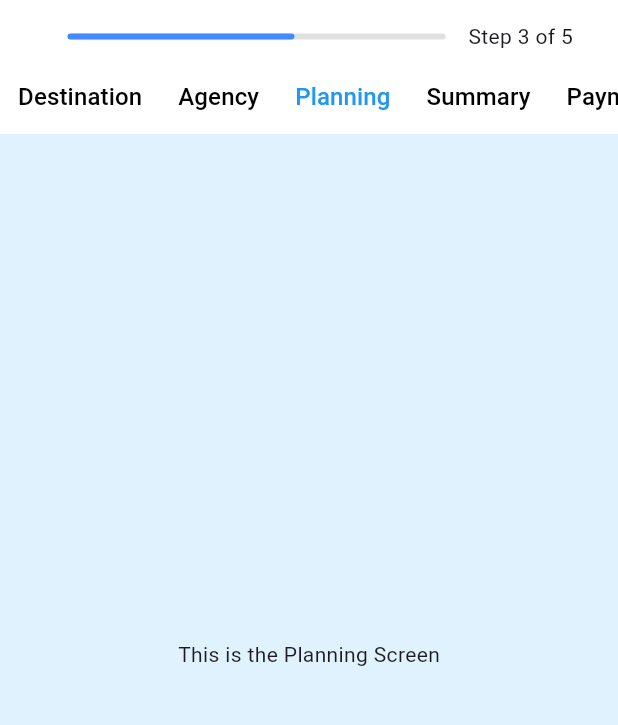
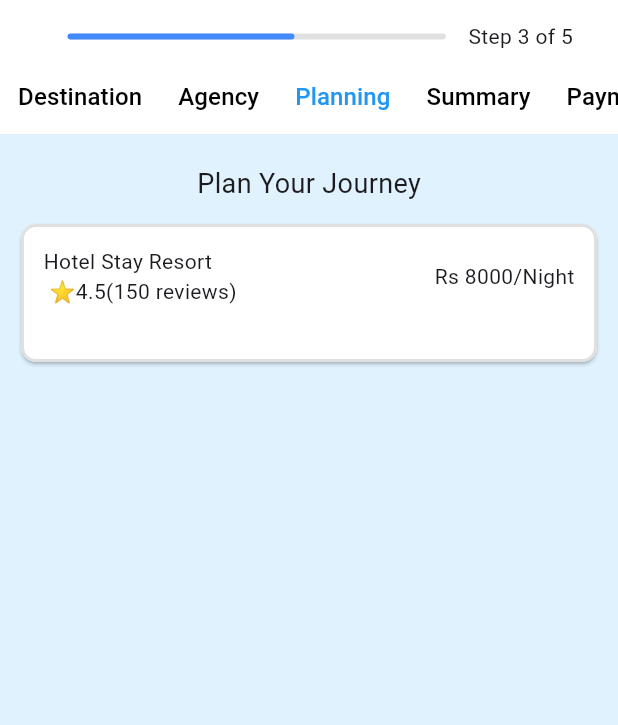
Before and after one commit to SwifTrip/swiftrip_frontend_tourist, a Flutter app: the screen it shows after launch, on a phone screen of 412 x 824 dp, the part 61-786 px from its top. Run offline on Flutter 3.47's test engine with Material 3 defaults, Android fonts, the phone set to English and light mode, and no system bars.

Commit message:
Refactor PlanningScreen to include accommodation card and update UI layout

```diff
--- a/lib/screens/Plannig.dart
+++ b/lib/screens/Plannig.dart
@@ -6,6 +6,7 @@ class PlanningScreen extends StatefulWidget {
   _PlanningScreenState createState() => _PlanningScreenState();
 }
 class _PlanningScreenState extends State<PlanningScreen> {
+  bool selected = false;
   @override
   Widget build(BuildContext context) {
     return Scaffold(
@@ -14,7 +15,60 @@ class _PlanningScreenState extends State<PlanningScreen> {
         child: customBar(selectedIndex: 3),
       ),
       body: Center(
-        child: Text("This is the Planning Screen"),
+        child: Column(
+          children: [
+            Padding(
+              padding: EdgeInsets.only(top: 20),
+              child: Text(
+                "Plan Your Journey",
+                style: TextStyle(fontSize: 18),
+              ),
+            ),
+            builAccomodationCard(),
+          ],
+        ),
+      ),
+    );
+  }
+
+
+  Widget builAccomodationCard() {
+
+    return Container(
+      height: 100,
+      margin: EdgeInsets.all(10),
+      child: Card(
+
+          color: selected ? const Color(0xffEFF6FF) : Colors.white,
+          shape: RoundedRectangleBorder(
+            side: BorderSide(
+              color: selected ? Colors.blueAccent : Colors.grey.shade300,
+              width: 2,
+            ),
+            borderRadius: BorderRadius.circular(10),
+          ),
+        child: InkWell(
+
+        onTap: () {
+          setState(() {
+            selected = !selected;
+          });
+        },
+          child: Padding(
+            padding: const EdgeInsets.all(15),
+            child: Column(
+              children: [
+                Row(
+                  mainAxisAlignment: MainAxisAlignment.spaceBetween,
+                  children: [
+                    Text("Hotel Stay Resort \n ⭐4.5(150 reviews)"),
+                    Text("Rs 8000/Night"),
+                  ],
+                ),
+              ],
+            ),
+          ),
+        ),
       ),
     );
   }
```
